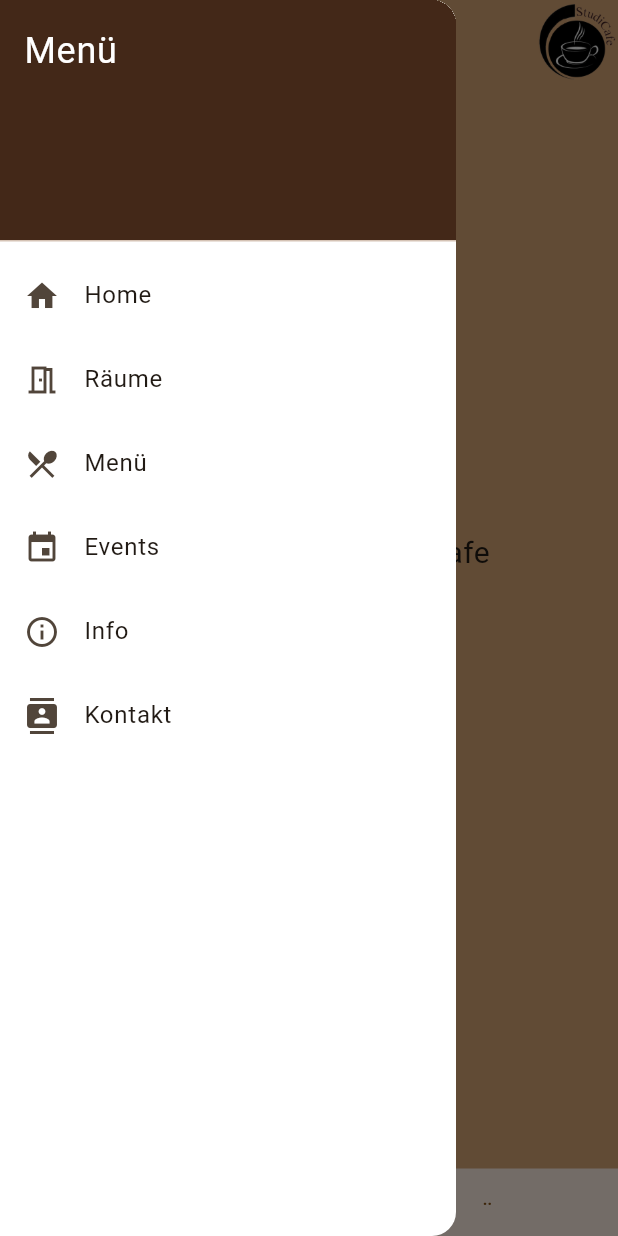
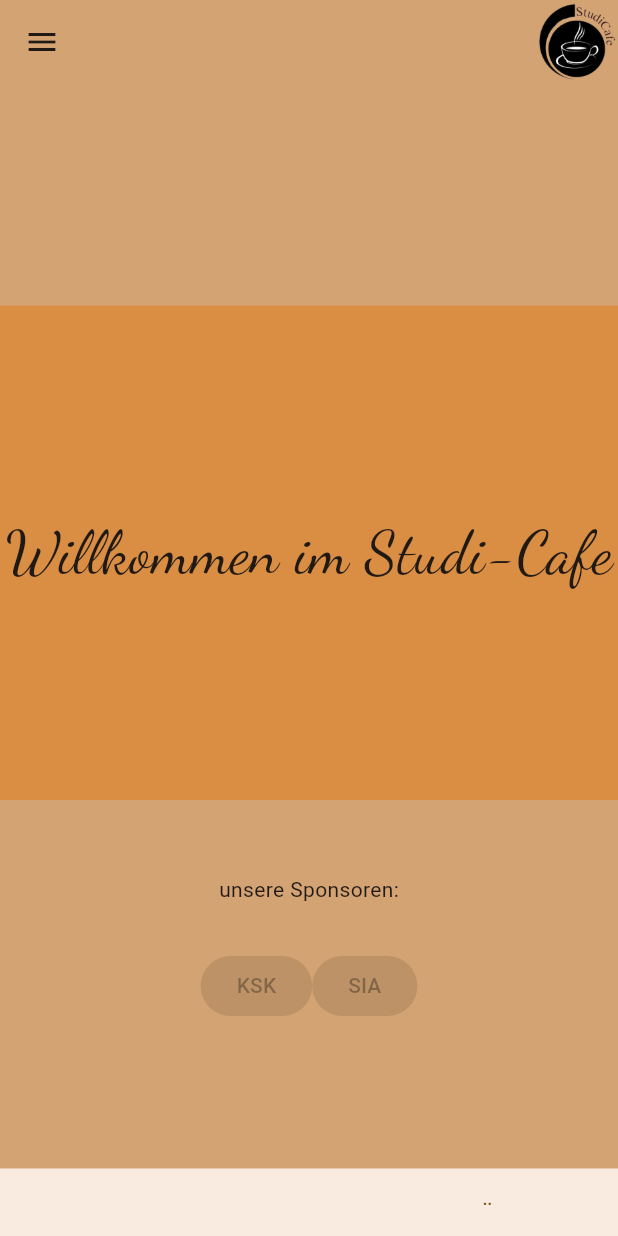
Before and after one commit to CelikFat/ProjektDigitaleTransformation, a Flutter app: the screen it shows after launch, in the side drawer, after a tap on "Home", on a phone screen of 412 x 824 dp. Run offline on Flutter 3.47's test engine with Material 3 defaults, Android fonts, the phone set to English and light mode, and no system bars; our stand-ins replace google_fonts.

Commit message:
implement banner for homepage

```diff
--- a/lib/home_page/home_page.dart
+++ b/lib/home_page/home_page.dart
@@ -1,16 +1,25 @@
 import 'package:flutter/material.dart';
+import 'package:google_fonts/google_fonts.dart' as google_fonts;
 
 class HomePage extends StatelessWidget {
   @override
   Widget build(BuildContext context) {
-    return const Center(
+    return Center(
       child: Column(
         mainAxisAlignment: MainAxisAlignment.center,
         children: <Widget>[
-          Text (
-            "Willkommen im Studi-Cafe",
-            style: TextStyle(
-              fontSize: 20,
+          Container(
+            color: const Color(0xFFD98E44),
+            width: double.infinity,
+            height: MediaQuery.of(context).size.height * 0.4,
+            margin: const EdgeInsets.fromLTRB(0, 50, 0, 50),
+            child: Center(
+              child: Text (
+                "Willkommen im Studi-Cafe",
+                style: google_fonts.GoogleFonts.dancingScript(
+                  fontSize: 40,
+                ),
+              ),
             ),
           ),
           Text (
--- a/lib/sidebar.dart
+++ b/lib/sidebar.dart
@@ -11,6 +11,21 @@ class appSidebar extends StatefulWidget {
 
 class appSidebarState extends State<appSidebar> {
   Widget page = HomePage();
+  int selectedIndex = 1;
+
+  final List<Widget> widgetOptions = <Widget>[
+    Expanded(child: HomePage()),
+    Expanded(child: MenuPage()),
+  ];
+
+  void _onItemTapped(int index) {
+    setState(() {
+      selectedIndex = index;
+    });
+    //widget.onItemTapped(index); // Notify the parent about the index change
+    Navigator.pop(context); // Close the drawer
+  }
+
   @override
   Widget build(BuildContext context) {
     return Drawer(
@@ -33,8 +48,10 @@ class appSidebarState extends State<appSidebar> {
           ListTile(
             leading: const Icon(Icons.home),
             title: const Text('Home'),
+            selected: selectedIndex == 0,
             onTap: () {
-                  page = HomePage();
+              // Update the state of the app
+              _onItemTapped(0);
             },
           ),
           ListTile(
@@ -47,8 +64,12 @@ class appSidebarState extends State<appSidebar> {
           ListTile(
             leading: const Icon(Icons.restaurant_menu),
             title: const Text('Menü'),
+            selected: selectedIndex == 0,
             onTap: () {
-                  page = MenuPage();
+              // Update the state of the app
+              _onItemTapped(1);
+              // Then close the drawer
+              Navigator.pop(context);
             },
           ),
           ListTile(
@@ -74,5 +95,6 @@ class appSidebarState extends State<appSidebar> {
           ),
         ],
       ),
-  );}
+    );
   }
+}
```
Also changed, not shown: lib/food_menu/menu.dart (+1 -10 lines). Lines whose indentation alone changed are shown as unchanged.
